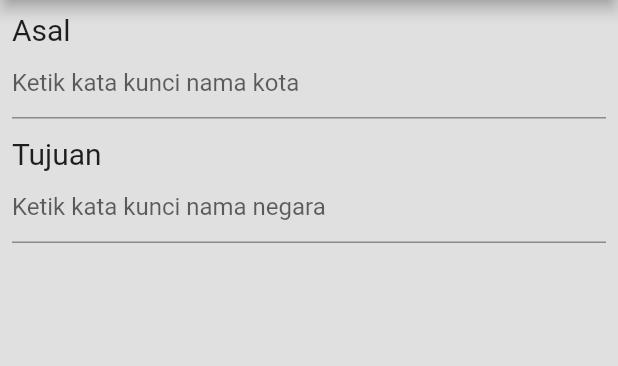
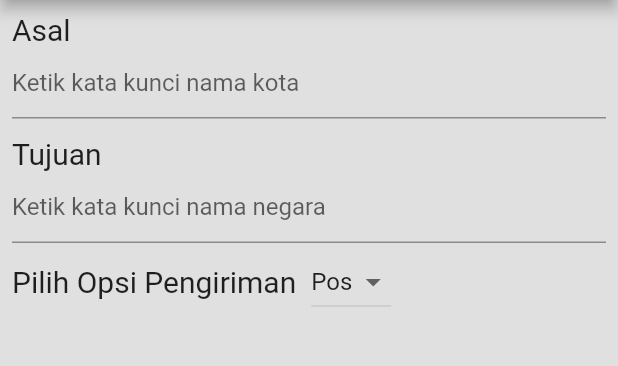
Before and after one commit to annastasyaivory/flutter_cek_ongkir, a Flutter app: the screen it shows after launch, on a phone screen of 412 x 824 dp, the part 84-450 px from its top. Run offline on Flutter 3.47's test engine with Material 2 defaults, Android fonts, the phone set to English and light mode, and no system bars.

Commit message:
progres 3

```diff
--- a/lib/main.dart
+++ b/lib/main.dart
@@ -129,6 +129,18 @@ class _MyAppState extends State<MyApp> {
                 ),
               ),
               InputTujuan(inputController2: inputController2),
+              Row(
+                mainAxisAlignment: MainAxisAlignment.start,
+                children: [
+                  Text("Pilih Opsi Pengiriman",
+                      style: TextStyle(
+                        fontSize: 20,
+                      )),
+                  Container(
+                      margin: EdgeInsets.only(left: 10),
+                      child: buildDropdownButton()),
+                ],
+              ),
             ],
           ),
         ),
```
